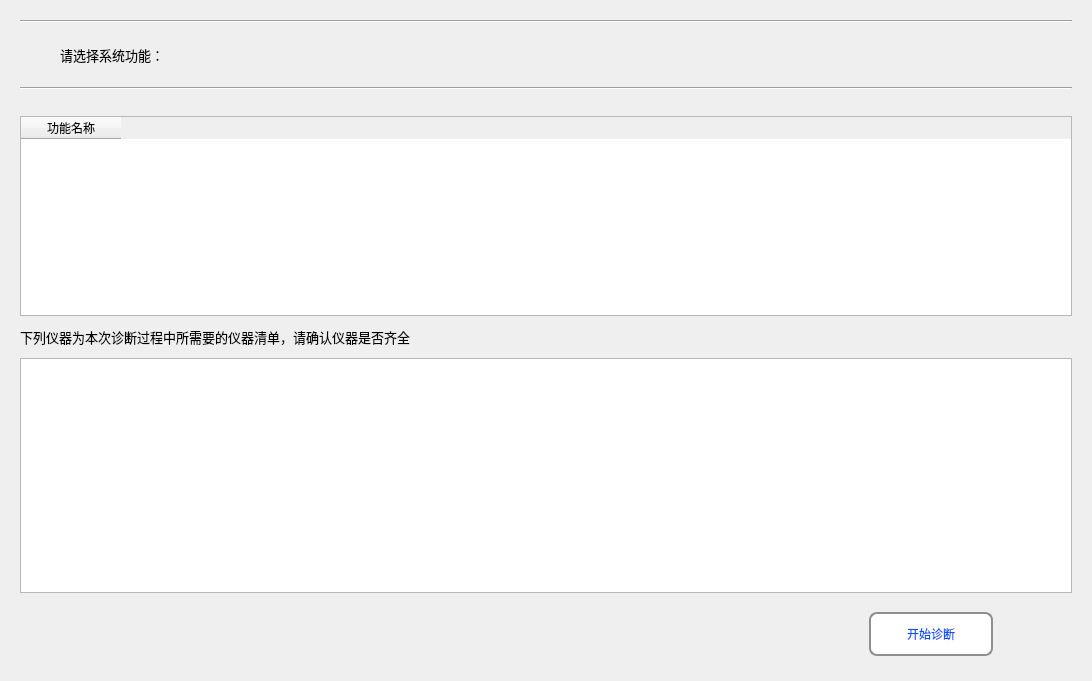
Above: dialogdiagnoseui.ui from lushisongicloud/T-Designer before the change. Below: the same form after it.
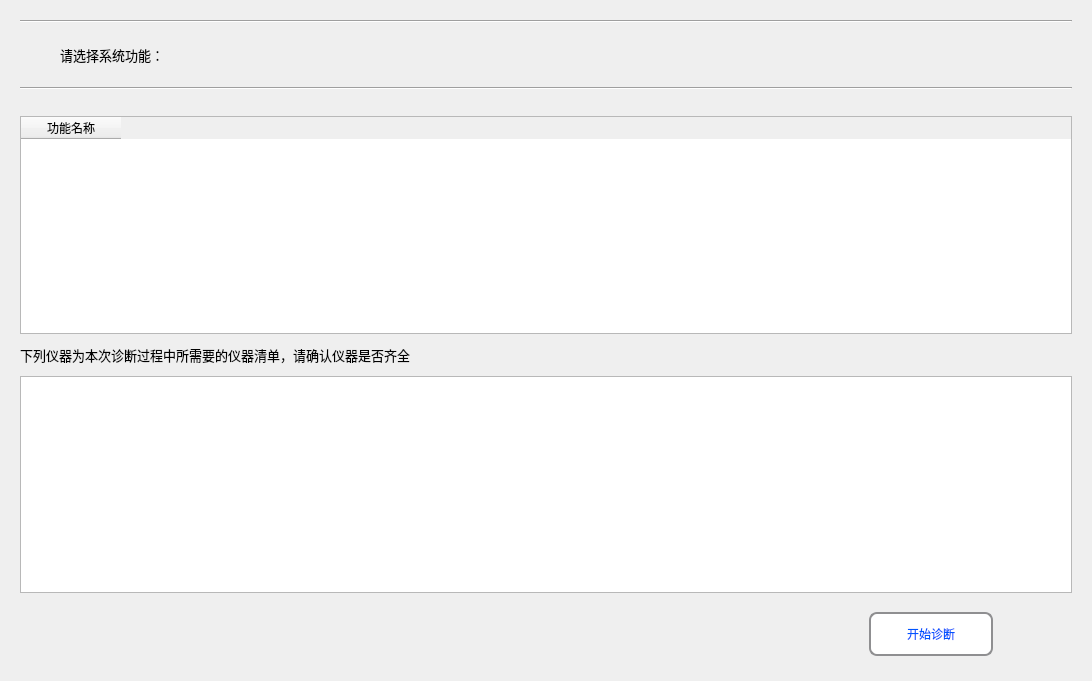
That is the form after the change. Icons and pictures are not drawn. Custom widgets are drawn as their Qt base class.

Patch:
```diff
--- a/dialogdiagnoseui.ui
+++ b/dialogdiagnoseui.ui
@@ -140,7 +140,7 @@
          <property name="maximumSize">
           <size>
            <width>16777215</width>
-           <height>200</height>
+           <height>1000</height>
           </size>
          </property>
          <property name="font">
```
